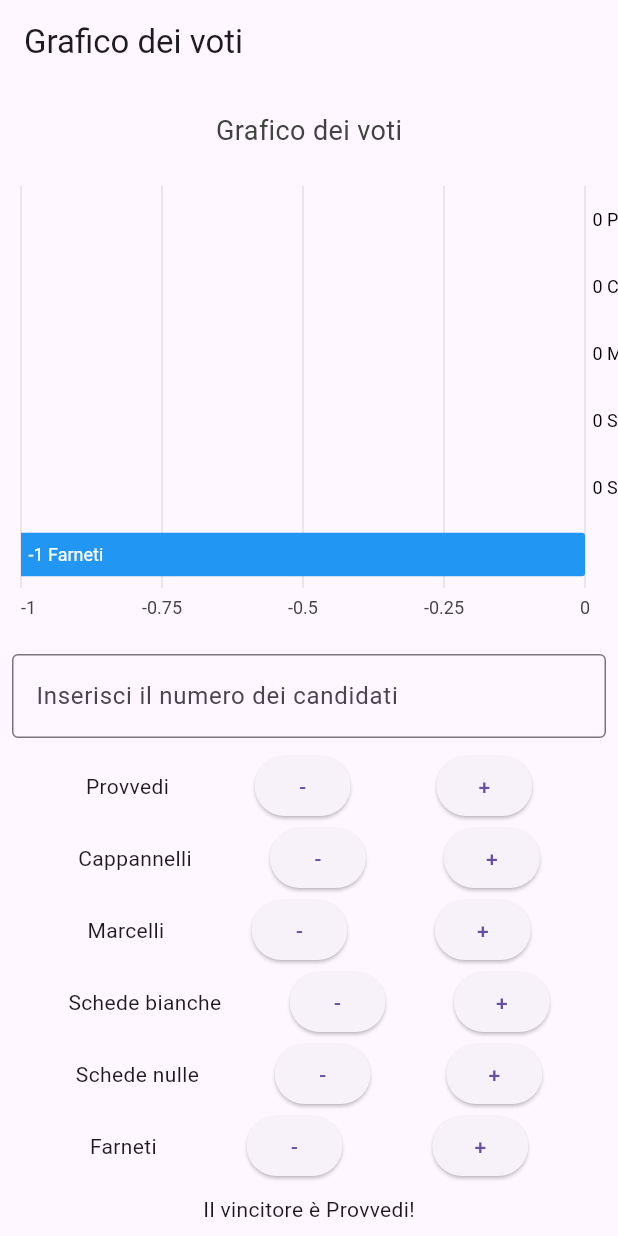
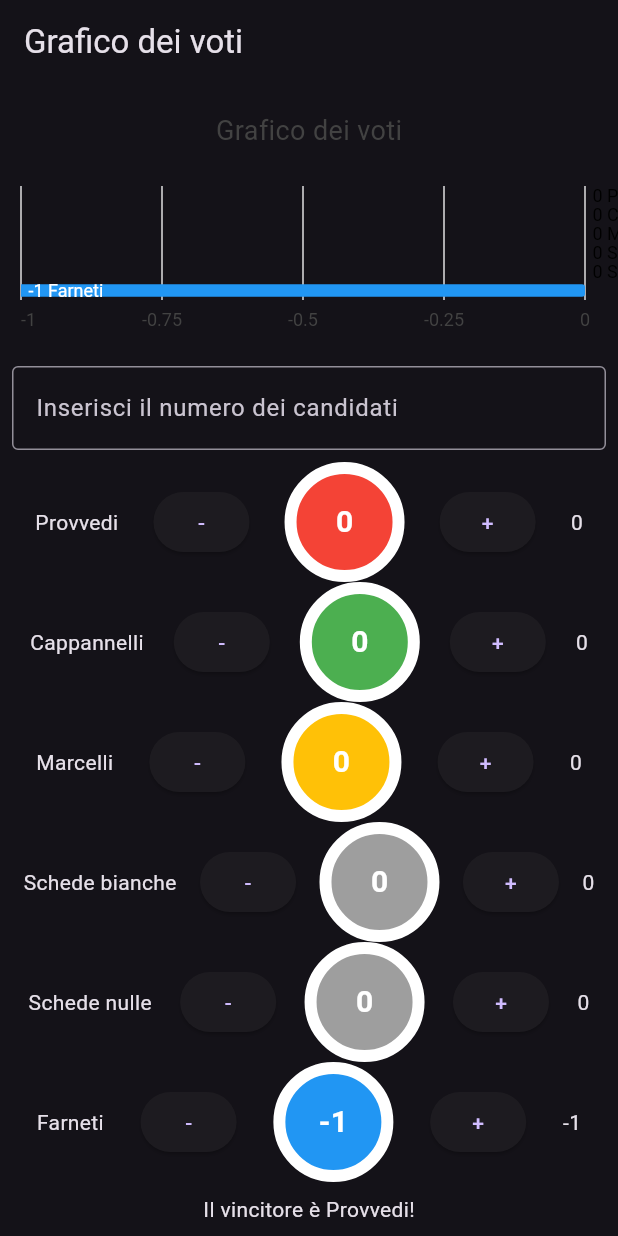
Before and after one commit to vantaggi/voto_tracker, a Flutter app: the screen it shows after launch, after a tap on an icon or button, on a phone screen of 412 x 824 dp. Run offline on Flutter 3.47's test engine with Material 3 defaults, Android fonts, the phone set to English and light mode, and no system bars; our stand-ins replace charts_flutter; missing offline and left inert: random_color.

Commit message:
ADD: theme dark and color value

```diff
--- a/lib/main.dart
+++ b/lib/main.dart
@@ -2,8 +2,10 @@ import 'package:charts_flutter/flutter.dart' as charts;
 import 'package:flutter/material.dart';
 import 'package:random_color/random_color.dart'; // Il pacchetto per generare colori casuali
 
-void main() => runApp(const MaterialApp(
+void main() => runApp(MaterialApp(
       home: VotiPage(),
+      theme: ThemeData.dark(),
+      //darkTheme: ThemeData.dark(),
     ));
 
 class VotiPage extends StatefulWidget {
@@ -162,8 +164,8 @@ class _VotiPageState extends State<VotiPage> {
             for (int i = 0; i < numero; i++) {
               // Crea un nome casuale per il candidato
               String nome = "Candidato ${i + 1}";
-              // Crea un numero casuale di voti per il candidato
-              int voti = (10 + i) * (i + 1);
+              // Partono tutti da 0
+              int voti = 0;
               // Crea un colore casuale per il candidato
               charts.Color barColor =
                   charts.ColorUtil.fromDartColor(randomColor.randomColor());
@@ -202,6 +204,23 @@ class _VotiPageState extends State<VotiPage> {
     );
   }
 
+  Widget colorValue(int index) {
+    return Container(
+        height: 80,
+        width: 80,
+        decoration: BoxDecoration(
+          color: charts.ColorUtil.toDartColor(dati[index].barColor),
+          borderRadius: BorderRadius.circular(50),
+          border: Border.all(color: Colors.white, width: 8),
+        ),
+        child: Center(
+            child: Text(dati[index].voti.toString(),
+                style: const TextStyle(
+                    color: Colors.white,
+                    fontWeight: FontWeight.bold,
+                    fontSize: 20))));
+  }
+
   @override
   Widget build(BuildContext context) {
     // Il widget della pagina
@@ -237,7 +256,9 @@ class _VotiPageState extends State<VotiPage> {
                   children: [
                     Text(dati[index].nome),
                     creaBottone(dati[index].nome, index, false),
+                    colorValue(index),
                     creaBottone(dati[index].nome, index, true),
+                    Text((dati[index].voti - dati[0].voti).toString()),
                   ],
                 );
               },
```
